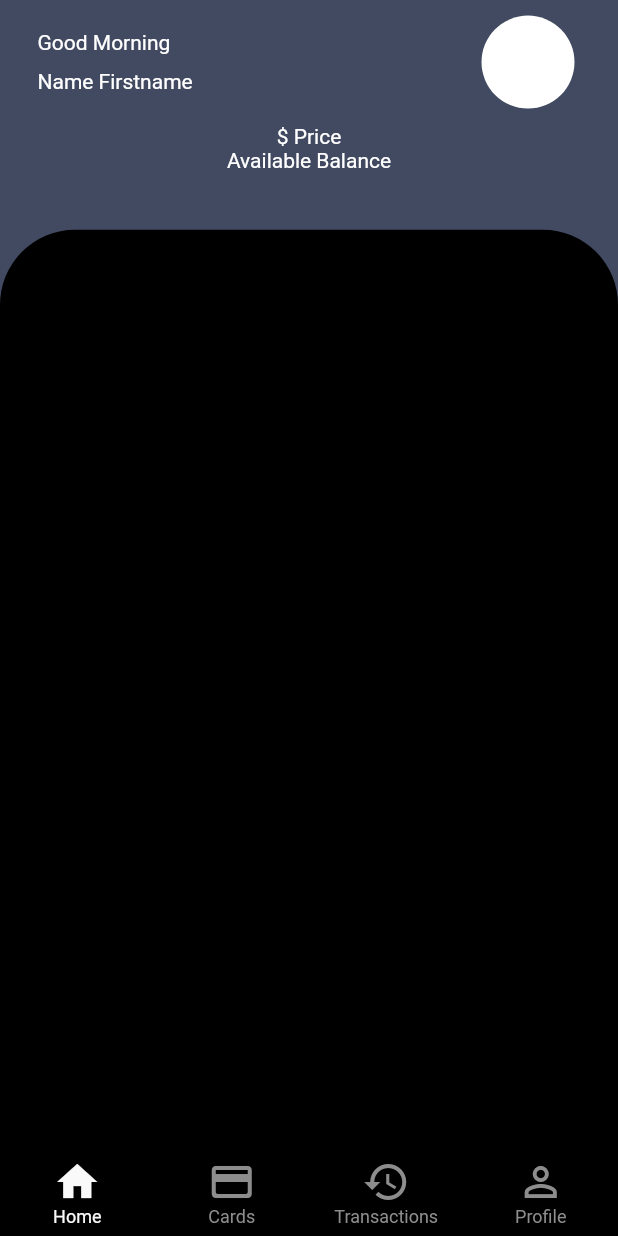
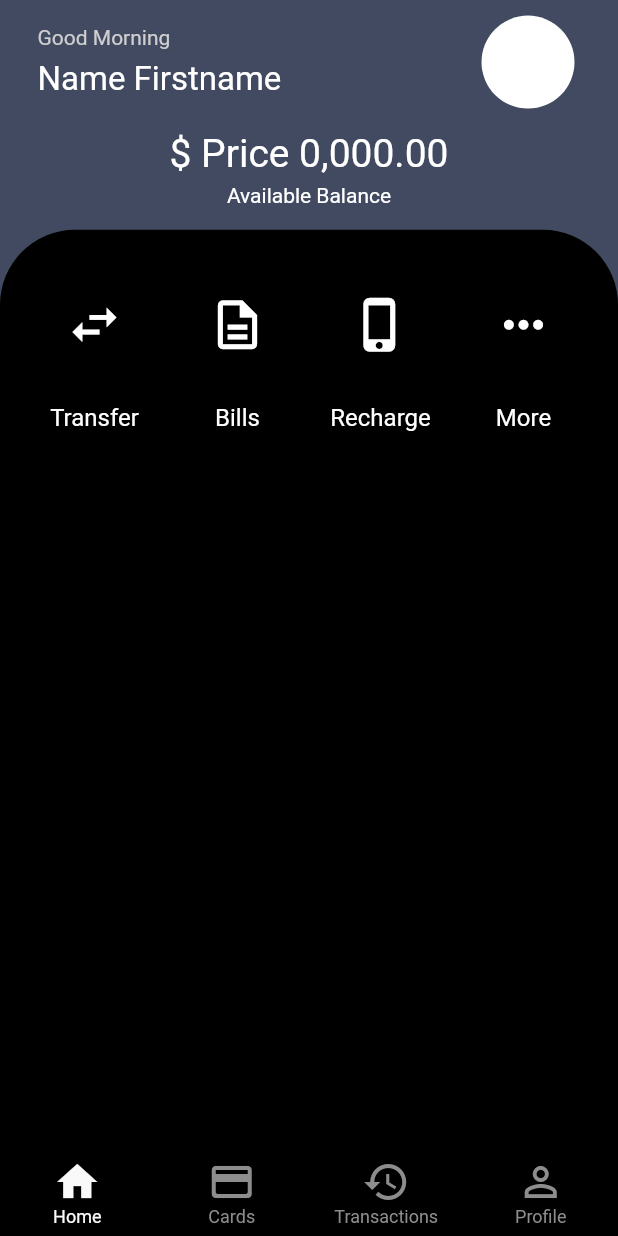
Before and after one commit to Dodowxoja/Online-Bank-Card, a Flutter app: the screen it shows after launch, on a phone screen of 412 x 824 dp. Run offline on Flutter 3.47's test engine with Material 2 defaults, Android fonts, the phone set to English and light mode, and no system bars; our stand-ins replace adaptive_theme.

Commit message:
o'zgardi

```diff
--- a/lib/core/constants/color_const.dart
+++ b/lib/core/constants/color_const.dart
@@ -7,6 +7,9 @@ class ColorConst {
   static Color kPColorPicker1 = const Color(0xff414A61);
   static Color kPColorPicker2 = const Color(0xff7485B4);
   static Color kPColorPicker3 = const Color(0xff292929);
+
+  static Color kPColorText1 = const Color(0xffCECECE);
+  static Color kPColorText2 = const Color(0xffF9F9F9);
 
   static Color kPColorBar = const Color(0xff8D8D8D);
   static Color kPColorButtonBar = const Color(0xffF9F9F9);
--- /dev/null
+++ b/lib/core/constants/edge_insets_const.dart
@@ -0,0 +1,13 @@
+import 'package:flutter/material.dart';
+
+class EdgeInsetsConst {
+  static EdgeInsets edgeInsetsLeft25 = const EdgeInsets.only(left: 25);
+  static EdgeInsets edgeInsetsTop25 = const EdgeInsets.only(top: 25);
+  static EdgeInsets edgeInsetsRight25 = const EdgeInsets.only(right: 25);
+  static EdgeInsets edgeInsetsBottom25 = const EdgeInsets.only(bottom: 25);
+
+  static EdgeInsets edgeInsetsV25 = const EdgeInsets.symmetric(vertical: 25);
+  static EdgeInsets edgeInsetsH25 = const EdgeInsets.symmetric(horizontal: 25);
+
+  static EdgeInsets edgeInsetsAll25 = const EdgeInsets.all(25);
+}
--- /dev/null
+++ b/lib/core/constants/radius_const.dart
@@ -0,0 +1,5 @@
+import 'package:flutter/material.dart';
+
+class RadiusConst {
+  static Radius radiusConst50 = const Radius.circular(50);
+}
--- a/lib/screens/home/home_page.dart
+++ b/lib/screens/home/home_page.dart
@@ -1,9 +1,11 @@
 import 'package:flutter/material.dart';
 import 'package:home/core/constants/color_const.dart';
+import 'package:home/core/constants/edge_insets_const.dart';
+import 'package:home/core/constants/radius_const.dart';
+import 'package:home/widgets/my_text_style.dart';
 
 class HomePage extends StatefulWidget {
   const HomePage({Key? key}) : super(key: key);
-
   @override
   _HomePageState createState() => _HomePageState();
 }
@@ -26,15 +28,22 @@ class _HomePageState extends State<HomePage> {
                     mainAxisAlignment: MainAxisAlignment.spaceBetween,
                     children: [
                       Container(
-                        padding: const EdgeInsets.only(left: 25),
+                        padding: EdgeInsetsConst.edgeInsetsLeft25,
                         height: 62,
-                        width: 163,
                         child: Column(
                           crossAxisAlignment: CrossAxisAlignment.start,
                           mainAxisAlignment: MainAxisAlignment.spaceEvenly,
-                          children: const [
-                            Text('Good Morning'),
-                            Text('Name Firstname'),
+                          children: [
+                            Text(
+                              'Good Morning',
+                              style: MyTextStyle.textStyle(
+                                colors: ColorConst.kPColorText1,
+                              ),
+                            ),
+                            Text(
+                              'Name Firstname',
+                              style: MyTextStyle.textStyle(size: 22),
+                            ),
                           ],
                         ),
                       ),
@@ -48,9 +57,13 @@ class _HomePageState extends State<HomePage> {
                 SizedBox(
                   height: 60,
                   child: Column(
-                    children: const [
-                      Text('\$ Price'),
-                      Text('Available Balance'),
+                    mainAxisAlignment: MainAxisAlignment.spaceEvenly,
+                    children: [
+                      Text(
+                        '\$ Price 0,000.00',
+                        style: MyTextStyle.textStyle(size: 26),
+                      ),
+                      Text('Available Balance', style: MyTextStyle.textStyle()),
                     ],
                   ),
                 ),
@@ -60,12 +73,32 @@ class _HomePageState extends State<HomePage> {
           Expanded(
             flex: 8,
             child: Container(
+              width: double.infinity,
+              padding: EdgeInsetsConst.edgeInsetsAll25,
               decoration: BoxDecoration(
                 color: ColorConst.kPColorDarkTheme,
-                borderRadius: const BorderRadius.only(
-                  topLeft: Radius.circular(50),
-                  topRight: Radius.circular(50),
+                borderRadius: BorderRadius.only(
+                  topLeft: RadiusConst.radiusConst50,
+                  topRight: RadiusConst.radiusConst50,
                 ),
+              ),
+              child: Column(
+                // mainAxisAlignment: MainAxisAlignment.spaceBetween,
+                children: [
+                  SizedBox(
+                    height: 110,
+                    width: double.infinity,
+                    child: Row(
+                      mainAxisAlignment: MainAxisAlignment.spaceBetween,
+                      children: [
+                        categoriya('Transfer', Icons.swap_horiz_outlined),
+                        categoriya('Bills', Icons.description_outlined),
+                        categoriya('Recharge', Icons.phone_iphone),
+                        categoriya('More', Icons.more_horiz),
+                      ],
+                    ),
+                  )
+                ],
               ),
             ),
           ),
@@ -73,4 +106,22 @@ class _HomePageState extends State<HomePage> {
       ),
     );
   }
+
+  InkWell categoriya(String text, IconData icon) {
+    return InkWell(
+      child: Column(
+        mainAxisAlignment: MainAxisAlignment.spaceBetween,
+        children: [
+          CircleAvatar(
+            radius: 38,
+            child: Icon(icon, size: 39),
+          ),
+          Text(
+            text,
+            style: MyTextStyle.textStyle(size: 16),
+          ),
+        ],
+      ),
+    );
+  }
 }
--- /dev/null
+++ b/lib/widgets/my_text_style.dart
@@ -0,0 +1,10 @@
+import 'package:flutter/material.dart';
+
+class MyTextStyle {
+  static TextStyle textStyle({
+    Color colors = Colors.white,
+    double size = 14,
+  }) {
+    return TextStyle(color: colors, fontSize: size);
+  }
+}
```
